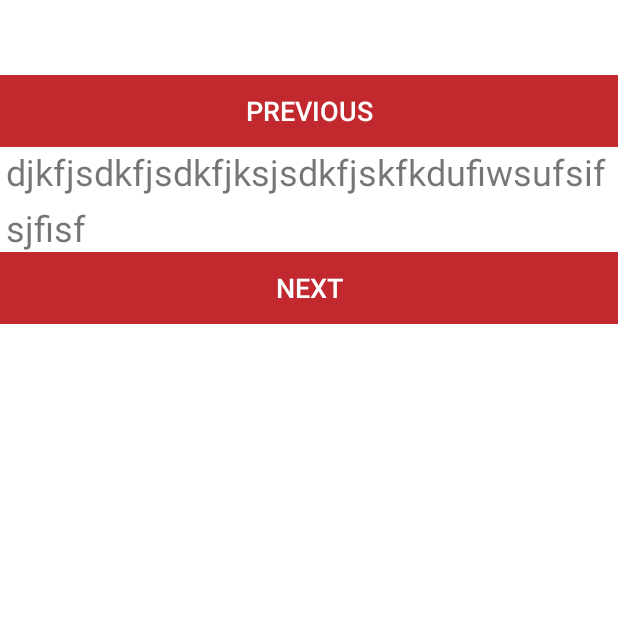
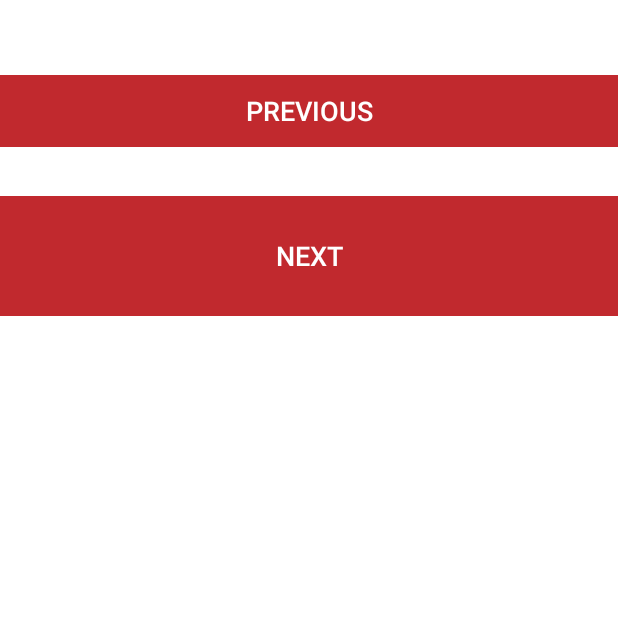
Before and after one commit to CobaltGoldCS/Spindle, an Android app: the ReadActivity screen opened directly, with no data from a screen before it, on a phone screen of 412 x 824 dp, the top half of it. Run offline under Robolectric (Android 15) with nearby library versions, the phone set to English and light mode, and no system bars; libraries missing offline, so code that uses them is left out: com.chaquo.python; 15 statements that could not run were skipped.

Commit message:
Optimization of buttons in reader_view.xml

```diff
--- a/app/src/main/res/layout/reader_view.xml
+++ b/app/src/main/res/layout/reader_view.xml
@@ -16,6 +16,8 @@
         android:textColor="#FFF"
         android:textSize="20sp"
         android:textStyle="bold"
+        android:layout_marginLeft="10dp"
+        android:layout_marginRight="10dp"
         android:ellipsize="none"
         android:gravity="center_vertical"
         app:layout_constraintTop_toTopOf="parent"
@@ -27,7 +29,6 @@
         android:layout_width="0dp"
         android:layout_height="0dp"
         android:scrollbars="vertical"
-        app:layout_behavior="@string/hide_bottom_view_on_scroll_behavior"
         app:layout_constraintBottom_toBottomOf="parent"
         app:layout_constraintEnd_toEndOf="parent"
         app:layout_constraintHorizontal_bias="0.0"
@@ -47,7 +48,8 @@
                 android:textSize="18sp"
                 app:layout_constraintBottom_toTopOf="@+id/contentView"
                 app:layout_constraintStart_toStartOf="parent"
-                app:layout_constraintTop_toTopOf="@+id/contentScroll" />
+                app:layout_constraintTop_toTopOf="@+id/contentScroll"
+                tools:ignore="HardcodedText"/>
 
             <TextView
                 android:id="@+id/contentView"
@@ -58,7 +60,6 @@
                 android:isScrollContainer="false"
                 android:lineSpacingMultiplier="1.3"
                 android:scrollbars="vertical"
-                android:text="djkfjsdkfjsdkfjksjsdkfjskfkdufiwsufsifsjfisf"
                 android:textSize="24sp"
                 app:layout_constraintEnd_toStartOf="@id/nextButton"
                 app:layout_constraintStart_toEndOf="@id/prevButton" />
@@ -67,13 +68,14 @@
                 android:id="@+id/nextButton"
                 style="@style/Widget.AppCompat.Button.Borderless"
                 android:layout_width="match_parent"
-                android:layout_height="wrap_content"
+                android:layout_height="80dp"
                 android:background="@color/button_Var"
                 android:text="Next"
                 android:textSize="18sp"
                 app:layout_constraintBottom_toBottomOf="parent"
                 app:layout_constraintEnd_toEndOf="parent"
-                app:layout_constraintStart_toEndOf="@+id/contentScroll" />
+                app:layout_constraintStart_toEndOf="@+id/contentScroll"
+                tools:ignore="HardcodedText"/>
         </LinearLayout>
     </ScrollView>
 
```
